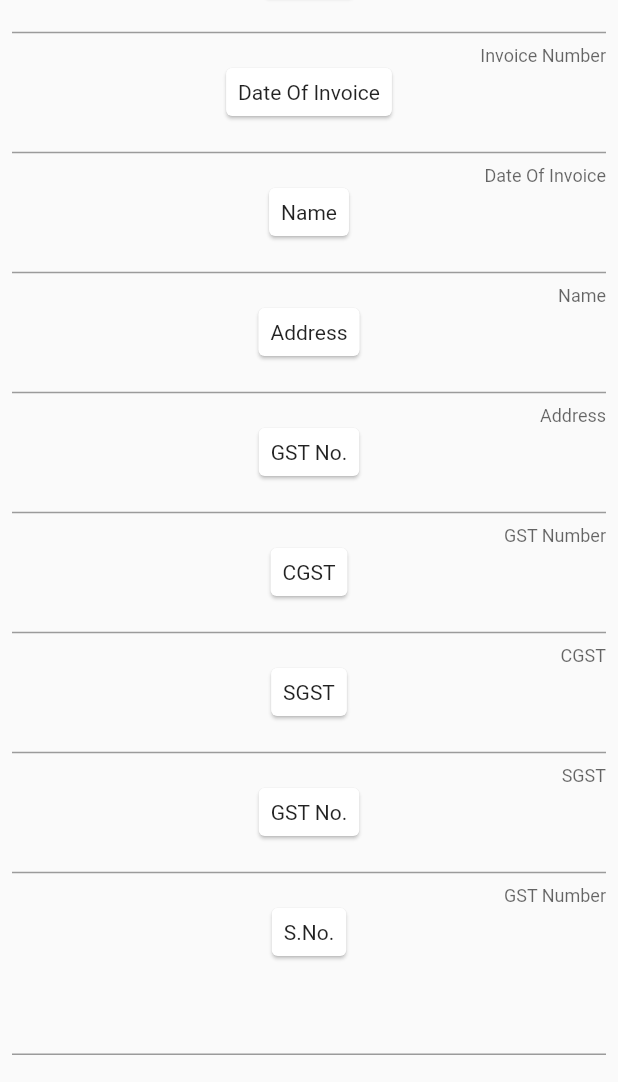
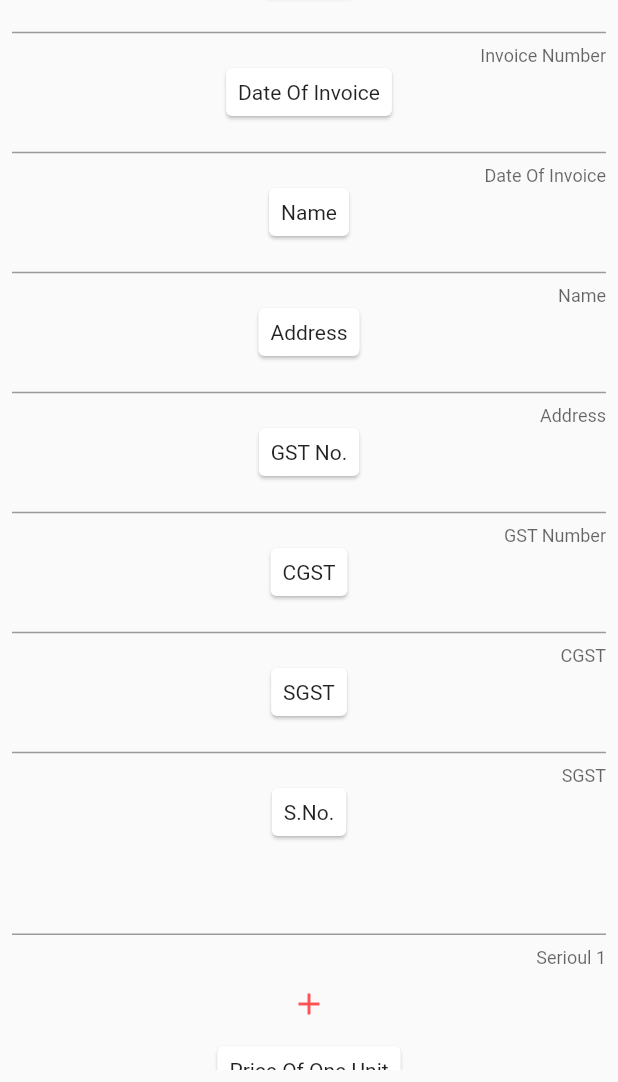
Before and after one commit to Raghav117/tax_invoice, a Flutter app: the screen it shows after launch, on a phone screen of 412 x 824 dp, the part 154-1236 px from its top. Run offline on Flutter 3.47's test engine with Material 2 defaults, Android fonts, the light colour scheme and no system bars; our stand-ins replace get, permission_handler, screenshot.

Commit message:
gst no. bux fixed

```diff
--- a/lib/main.dart
+++ b/lib/main.dart
@@ -233,33 +233,6 @@ class _MyAppState extends State<MyApp> {
                 ),
                 Column(
                   crossAxisAlignment: CrossAxisAlignment.center,
-                  children: [
-                    const Center(
-                      child: Card(
-                        child: Padding(
-                          padding: EdgeInsets.all(8.0),
-                          child: Text("GST No."),
-                        ),
-                      ),
-                    ),
-                    Center(
-                      child: SizedBox(
-                        height: 40,
-                        child: TextField(
-                          decoration: const InputDecoration(
-                            counterText: "GST Number",
-                          ),
-                          textCapitalization: TextCapitalization.characters,
-                          onChanged: (value) {
-                            gstIn = value;
-                          },
-                        ),
-                      ),
-                    )
-                  ],
-                ),
-                Column(
-                  crossAxisAlignment: CrossAxisAlignment.center,
                   children: const [
                     Center(
                       child: Card(
```
